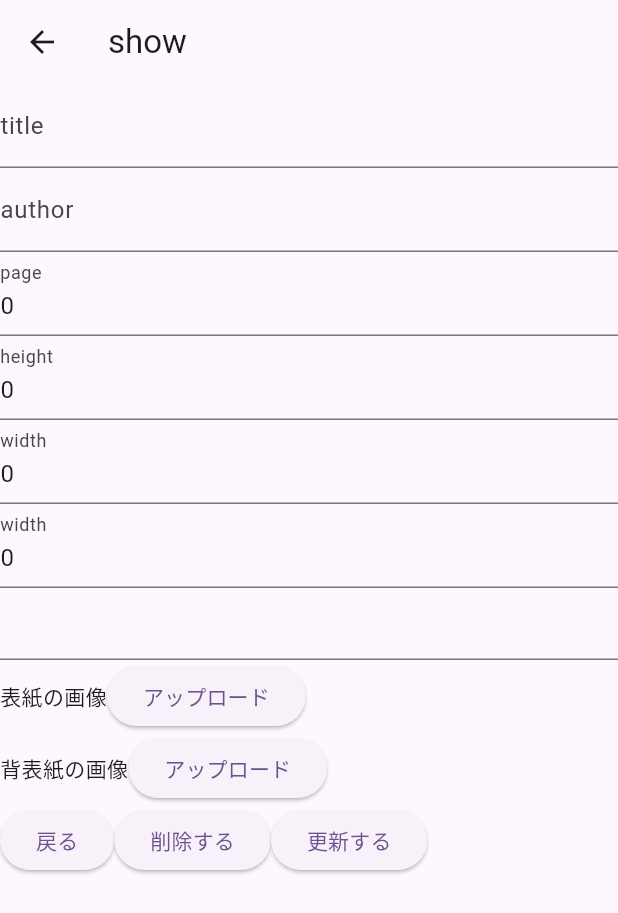
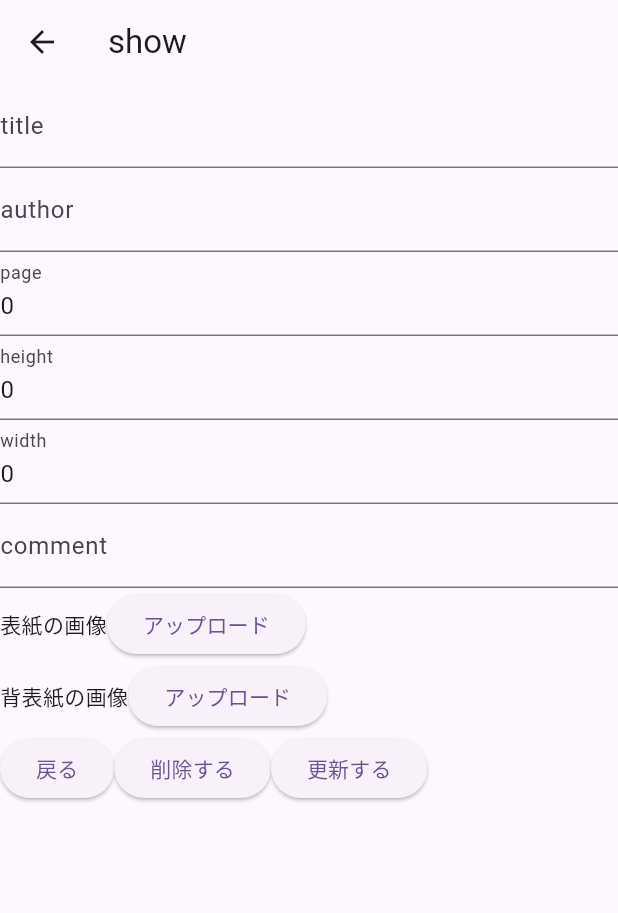
Before and after one commit to bluecat101/bookshelf, a Flutter app: the Show screen opened directly with empty values, on a phone screen of 412 x 824 dp. Shown: the top 913 px of the screen. Run offline on Flutter 3.47's test engine with Material 3 defaults, Android fonts, the phone set to English and light mode, and no system bars; our stand-ins replace file_picker, get_it, hive, hive_flutter, palette_generator; accounts and stored records are empty.

Commit message:
comment用のフォームの修正

```diff
--- a/lib/book/show.dart
+++ b/lib/book/show.dart
@@ -152,18 +152,16 @@ class _ShowPageState extends State<Show> {
                 'width',
                 book.width.toString(),
               ),
-              generateTextFormField(
-                _widthController,
-                'width',
-                book.width.toString(),
-              ),
-              TextField(
+              TextFormField(
                 // commentのフォーム
                 keyboardType: TextInputType.multiline,
                 maxLines: null,
+
                 decoration: InputDecoration(
-                  isDense: true,
-                  contentPadding: const EdgeInsets.all(12),
+                  labelText: 'comment',
+                  helperStyle: TextStyle(
+                    color: const Color.fromARGB(255, 25, 104, 233),
+                  ),
                 ),
               ),
               FileUploadWidget(label: '表紙'),
```
